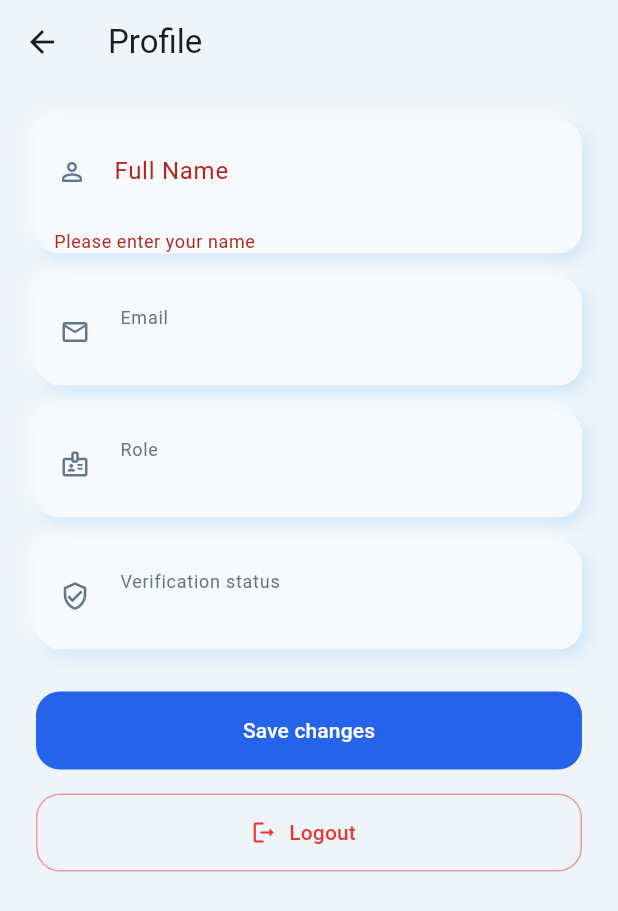
After one commit to vericutesy/BalayNimo-Capstone, a Flutter app: the ProfileScreen screen opened directly, after a tap on "Save changes", on a phone screen of 412 x 824 dp. The commit adds this screen. Shown: the top 911 px of the screen. Run offline on Flutter 3.47's test engine with Material 3 defaults, Android fonts, the phone set to English and light mode, and no system bars; our stand-ins replace cloud_firestore, firebase_auth, firebase_core, flutter_riverpod; accounts and stored records are empty.

Commit message:
Add profile screen with name editing and logout

```diff
--- a/lib/features/auth/data/auth_service.dart
+++ b/lib/features/auth/data/auth_service.dart
@@ -73,6 +73,12 @@ class AuthService {
       return AppUser.fromMap(doc.id, doc.data()!);
     });
   }
+
+    Future<void> updateName(String name) async {
+    final uid = _auth.currentUser?.uid;
+    if (uid == null) return;
+    await _db.collection('users').doc(uid).update({'name': name.trim()});
+  }
 }
 
 final authServiceProvider = Provider<AuthService>((ref) {
--- a/lib/features/auth/presentation/home_screen.dart
+++ b/lib/features/auth/presentation/home_screen.dart
@@ -1,6 +1,6 @@
 import 'package:flutter/material.dart';
 import 'package:flutter_riverpod/flutter_riverpod.dart';
-
+import '../../profile/presentation/profile_screen.dart';
 import '../../auth/data/auth_service.dart';
 
 class HomeScreen extends ConsumerWidget {
@@ -17,9 +17,11 @@ class HomeScreen extends ConsumerWidget {
         backgroundColor: const Color(0xFFEEF4F8),
         actions: [
           IconButton(
-            icon: const Icon(Icons.logout_rounded),
-            tooltip: 'Logout',
-            onPressed: () => ref.read(authServiceProvider).logout(),
+            icon: const Icon(Icons.person_rounded),
+            tooltip: 'Profile',
+            onPressed: () => Navigator.of(context).push(
+              MaterialPageRoute(builder: (_) => const ProfileScreen()),
+            ),
           ),
         ],
       ),
--- /dev/null
+++ b/lib/features/profile/presentation/profile_screen.dart
@@ -0,0 +1,199 @@
+import 'package:flutter/material.dart';
+import 'package:flutter_riverpod/flutter_riverpod.dart';
+
+import '../../auth/data/auth_service.dart';
+
+const _bgColor = Color(0xFFEEF4F8);
+const _cardColor = Color(0xFFF7FAFC);
+const _primaryBlue = Color(0xFF2563EB);
+const _textColor = Color(0xFF1E293B);
+const _subtitleColor = Color(0xFF64748B);
+
+class ProfileScreen extends ConsumerStatefulWidget {
+  const ProfileScreen({super.key});
+
+  @override
+  ConsumerState<ProfileScreen> createState() => _ProfileScreenState();
+}
+
+class _ProfileScreenState extends ConsumerState<ProfileScreen> {
+  final _formKey = GlobalKey<FormState>();
+  final _nameController = TextEditingController();
+  bool _loaded = false;
+  bool _saving = false;
+
+  @override
+  void dispose() {
+    _nameController.dispose();
+    super.dispose();
+  }
+
+  void _showMessage(String message) {
+    ScaffoldMessenger.of(context).showSnackBar(
+      SnackBar(content: Text(message)),
+    );
+  }
+
+  Future<void> _save() async {
+    if (!_formKey.currentState!.validate()) return;
+    setState(() => _saving = true);
+    try {
+      await ref.read(authServiceProvider).updateName(_nameController.text);
+      if (!mounted) return;
+      _showMessage('Profile updated.');
+    } catch (e) {
+      if (!mounted) return;
+      _showMessage('Could not update profile: $e');
+    } finally {
+      if (mounted) setState(() => _saving = false);
+    }
+  }
+
+  Future<void> _logout() async {
+    final service = ref.read(authServiceProvider);
+    Navigator.of(context).popUntil((route) => route.isFirst);
+    await service.logout();
+  }
+
+  @override
+  Widget build(BuildContext context) {
+    final appUser = ref.watch(appUserProvider);
+
+    return Scaffold(
+      backgroundColor: _bgColor,
+      appBar: AppBar(
+        title: const Text('Profile'),
+        backgroundColor: _bgColor,
+      ),
+      body: SafeArea(
+        child: appUser.when(
+          loading: () => const Center(child: CircularProgressIndicator()),
+          error: (e, _) => Center(child: Text('Error: $e')),
+          data: (user) {
+            if (user == null) {
+              return const Center(child: CircularProgressIndicator());
+            }
+            if (!_loaded) {
+              _nameController.text = user.name;
+              _loaded = true;
+            }
+            return SingleChildScrollView(
+              padding: const EdgeInsets.all(24),
+              child: Form(
+                key: _formKey,
+                child: Column(
+                  children: [
+                    _card(
+                      child: TextFormField(
+                        controller: _nameController,
+                        style:
+                            const TextStyle(fontSize: 14, color: _textColor),
+                        decoration: const InputDecoration(
+                          labelText: 'Full Name',
+                          border: InputBorder.none,
+                          prefixIcon: Icon(Icons.person_outline_rounded,
+                              color: _subtitleColor, size: 20),
+                          contentPadding: EdgeInsets.symmetric(
+                              horizontal: 12, vertical: 16),
+                        ),
+                        validator: (v) => (v == null || v.trim().isEmpty)
+                            ? 'Please enter your name'
+                            : null,
+                      ),
+                    ),
+                    const SizedBox(height: 16),
+                    _infoTile(Icons.email_outlined, 'Email', user.email),
+                    const SizedBox(height: 16),
+                    _infoTile(Icons.badge_outlined, 'Role', user.role),
+                    const SizedBox(height: 16),
+                    _infoTile(Icons.verified_user_outlined,
+                        'Verification status', user.verificationStatus),
+                    const SizedBox(height: 28),
+                    SizedBox(
+                      width: double.infinity,
+                      height: 52,
+                      child: FilledButton(
+                        style: FilledButton.styleFrom(
+                          backgroundColor: _primaryBlue,
+                          shape: RoundedRectangleBorder(
+                            borderRadius: BorderRadius.circular(16),
+                          ),
+                        ),
+                        onPressed: _saving ? null : _save,
+                        child: _saving
+                            ? const SizedBox(
+                                height: 20,
+                                width: 20,
+                                child: CircularProgressIndicator(
+                                  strokeWidth: 2.5,
+                                  color: Colors.white,
+                                ),
+                              )
+                            : const Text('Save changes'),
+                      ),
+                    ),
+                    const SizedBox(height: 16),
+                    SizedBox(
+                      width: double.infinity,
+                      height: 52,
+                      child: OutlinedButton.icon(
+                        style: OutlinedButton.styleFrom(
+                          foregroundColor: Colors.red.shade600,
+                          side: BorderSide(color: Colors.red.shade200),
+                          shape: RoundedRectangleBorder(
+                            borderRadius: BorderRadius.circular(16),
+                          ),
+                        ),
+                        onPressed: _logout,
+                        icon: const Icon(Icons.logout_rounded),
+                        label: const Text('Logout'),
+                      ),
+                    ),
+                  ],
+                ),
+              ),
+            );
+          },
+        ),
+      ),
+    );
+  }
+
+  Widget _card({required Widget child}) {
+    return Container(
+      decoration: BoxDecoration(
+        color: _cardColor,
+        borderRadius: BorderRadius.circular(16),
+        boxShadow: [
+          BoxShadow(
+            color: Colors.white.withValues(alpha: 0.8),
+            offset: const Offset(-4, -4),
+            blurRadius: 8,
+          ),
+          BoxShadow(
+            color: Colors.blue.shade100.withValues(alpha: 0.6),
+            offset: const Offset(4, 4),
+            blurRadius: 8,
+          ),
+        ],
+      ),
+      child: child,
+    );
+  }
+
+  Widget _infoTile(IconData icon, String label, String value) {
+    return _card(
+      child: ListTile(
+        leading: Icon(icon, color: _subtitleColor, size: 20),
+        title: Text(
+          label,
+          style: const TextStyle(fontSize: 12, color: _subtitleColor),
+        ),
+        subtitle: Text(
+          value,
+          style: const TextStyle(fontSize: 15, color: _textColor),
+        ),
+      ),
+    );
+  }
+}
```
